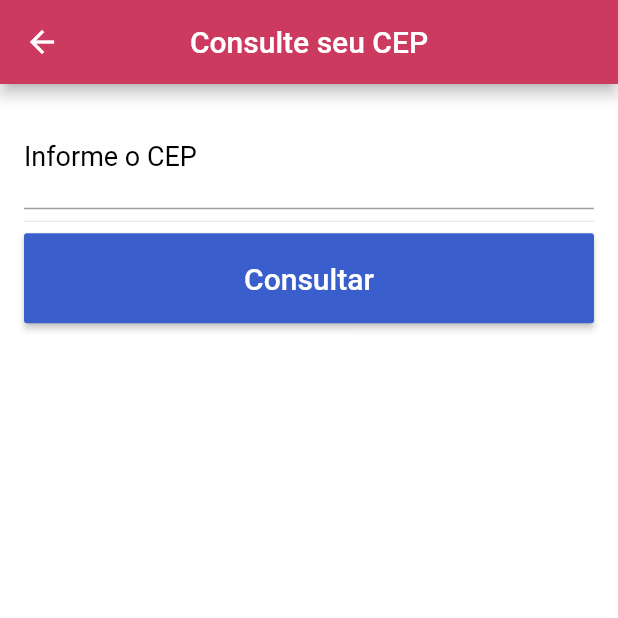
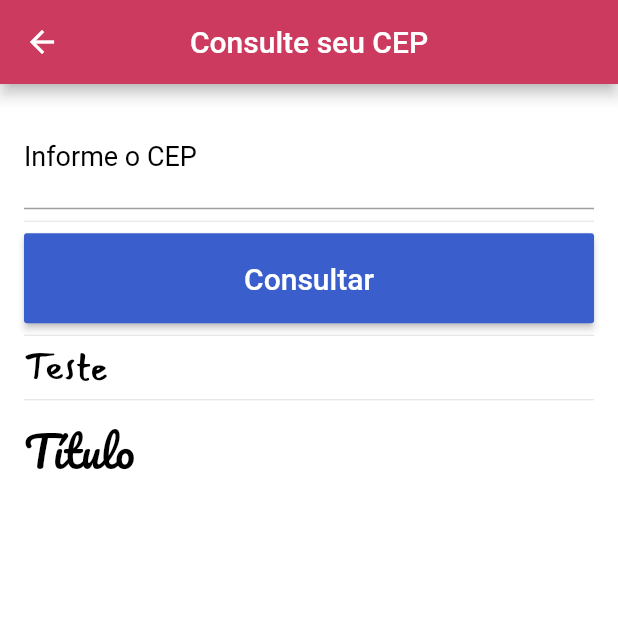
Before and after one commit to maykwillians/buscar-cep-api-viacep, a Flutter app: the screen it shows after launch, after a tap on "Iniciar", on a phone screen of 412 x 824 dp, the top half of it. Run offline on Flutter 3.47's test engine with Material 2 defaults, Android fonts, the phone set to English and light mode, and no system bars; our stand-ins replace flutter_masked_text.

Commit message:
criando arquivos de recursos e organizando projeto

```diff
--- a/buscar_cep_api_viacep/lib/main.dart
+++ b/buscar_cep_api_viacep/lib/main.dart
@@ -1,5 +1,5 @@
-import 'package:buscar_cep_api_viacep/res/colors/Colors.dart';
-import 'package:buscar_cep_api_viacep/res/strings/Strings.dart';
+import 'package:buscar_cep_api_viacep/res/colors/MyColors.dart';
+import 'package:buscar_cep_api_viacep/res/strings/MyStrings.dart';
 import 'package:buscar_cep_api_viacep/screens/home_screen.dart';
 import 'package:flutter/material.dart';
 
@@ -10,10 +10,10 @@ class MyApp extends StatelessWidget {
   @override
   Widget build(BuildContext context) {
     return MaterialApp(
-        title: Strings().title_home,
+        title: MyStrings().title_home,
         theme: ThemeData(
             primarySwatch: Colors.blue,
-            primaryColor: HexColor().primary_color
+            primaryColor: MyColors().primary_color
         ),
         debugShowCheckedModeBanner: false,
         home: HomeScreen()
--- a/buscar_cep_api_viacep/lib/res/colors/Colors.dart
+++ b/buscar_cep_api_viacep/lib/res/colors/MyColors.dart
@@ -1,13 +1,13 @@
 import 'dart:ui';
 
-class HexColor {
+class MyColors {
 
   Color branco;
   Color preto;
   Color primary_color;
   Color secundary_color;
 
-  HexColor (){
+  MyColors (){
 
     this.branco = getColorFromHex("#ffffff");
     this.preto = getColorFromHex("#000000");
--- a/buscar_cep_api_viacep/lib/res/strings/Strings.dart
+++ b/buscar_cep_api_viacep/lib/res/strings/MyStrings.dart
@@ -1,4 +1,4 @@
-class Strings {
+class MyStrings {
 
   String app_name = "App Consultar CEP";
   String title_home = "Consultar CEP";
--- /dev/null
+++ b/buscar_cep_api_viacep/lib/res/styles/MyTextStyles.dart
@@ -0,0 +1,20 @@
+import 'package:buscar_cep_api_viacep/res/colors/MyColors.dart';
+import 'package:flutter/cupertino.dart';
+
+class MyTextStyle {
+
+  Text textCommon(String text) {
+    return Text(text,
+        style: TextStyle(
+            color: MyColors().preto,
+            fontSize: 25,
+            fontFamily: 'Mansalva'));
+  }
+  Text textTitleCommon(String text) {
+    return Text(text,
+        style: TextStyle(
+            color: MyColors().preto,
+            fontSize: 29,
+            fontFamily: 'Pacifico'));
+  }
+}
--- a/buscar_cep_api_viacep/lib/screens/consultar_cep_screen.dart
+++ b/buscar_cep_api_viacep/lib/screens/consultar_cep_screen.dart
@@ -1,5 +1,6 @@
-import 'package:buscar_cep_api_viacep/res/colors/Colors.dart';
-import 'package:buscar_cep_api_viacep/res/strings/Strings.dart';
+import 'package:buscar_cep_api_viacep/res/colors/MyColors.dart';
+import 'package:buscar_cep_api_viacep/res/strings/MyStrings.dart';
+import 'package:buscar_cep_api_viacep/res/styles/MyTextStyles.dart';
 import 'package:flutter/material.dart';
 import 'package:flutter_masked_text/flutter_masked_text.dart';
 
@@ -11,16 +12,16 @@ class ConsultarCEP extends StatefulWidget {
 class _ConsultarCEPState extends State<ConsultarCEP> {
 
   GlobalKey<FormState> globalKey = GlobalKey<FormState>();
-
+  static const url = "https://viacep.com.br/ws/01001000/json/";
   var controller = new MaskedTextController(mask: '00000-000');
 
   @override
   Widget build(BuildContext context) {
     return Scaffold(
-        backgroundColor: HexColor().branco,
+        backgroundColor: MyColors().branco,
         appBar: AppBar(
-          backgroundColor: HexColor().secundary_color,
-          title: Text(Strings().title_consultar_cep),
+          backgroundColor: MyColors().secundary_color,
+          title: Text(MyStrings().title_consultar_cep),
           centerTitle: true,
         ),
         body: SingleChildScrollView(
@@ -30,13 +31,13 @@ class _ConsultarCEPState extends State<ConsultarCEP> {
               child: Column(
                 crossAxisAlignment: CrossAxisAlignment.stretch,
                 children: <Widget>[
-                  buildTextFormField(Strings().label_informe_o_cep),
+                  buildTextFormField(MyStrings().label_informe_o_cep),
                   Divider(),
                   Container(
                     height: 60,
                     child: RaisedButton(
-                        child: Text(Strings().bt_consultar, style: TextStyle(color: HexColor().branco, fontSize: 20)),
-                        color: HexColor().primary_color,
+                        child: Text(MyStrings().bt_consultar, style: TextStyle(color: MyColors().branco, fontSize: 20)),
+                        color: MyColors().primary_color,
                         onPressed: () {
                           if(this.globalKey.currentState.validate()) {
 
@@ -44,7 +45,11 @@ class _ConsultarCEPState extends State<ConsultarCEP> {
                           }
                         }
                     ),
-                  )
+                  ),
+                  Divider(),
+                  MyTextStyle().textCommon("Teste"),
+                  Divider(),
+                  MyTextStyle().textTitleCommon("Título"),
                 ],
               ),
             )
@@ -52,22 +57,27 @@ class _ConsultarCEPState extends State<ConsultarCEP> {
     );
   }
 
+  Future<Map> getDados() async {
+
+
+  }
+
   TextFormField buildTextFormField(String label) {
     return TextFormField(
         keyboardType: TextInputType.number,
         decoration: InputDecoration(
           labelText: label,
-          labelStyle: TextStyle(color: HexColor().preto, fontSize: 18),
+          labelStyle: TextStyle(color: MyColors().preto, fontSize: 18),
         ),
-        style: TextStyle(color: HexColor().secundary_color, fontSize: 22),
+        style: TextStyle(color: MyColors().secundary_color, fontSize: 22),
         controller: this.controller,
         // ignore: missing_return
         validator: (value) {
           String cep = value.replaceAll("-", "").replaceAll(" ", "").toString();
           if(cep.isEmpty){
-            return Strings().error_informe_o_cep;
+            return MyStrings().error_informe_o_cep;
           } else if(cep.length < 8) {
-            return Strings().error_cep_invalido;
+            return MyStrings().error_cep_invalido;
           }
         }
     );
--- a/buscar_cep_api_viacep/lib/screens/home_screen.dart
+++ b/buscar_cep_api_viacep/lib/screens/home_screen.dart
@@ -1,5 +1,5 @@
-import 'package:buscar_cep_api_viacep/res/colors/Colors.dart';
-import 'package:buscar_cep_api_viacep/res/strings/Strings.dart';
+import 'package:buscar_cep_api_viacep/res/colors/MyColors.dart';
+import 'package:buscar_cep_api_viacep/res/strings/MyStrings.dart';
 import 'package:buscar_cep_api_viacep/screens/consultar_cep_screen.dart';
 import 'package:flutter/material.dart';
 
@@ -8,10 +8,10 @@ class HomeScreen extends StatelessWidget {
   @override
   Widget build(BuildContext context) {
     return Scaffold(
-        backgroundColor: HexColor().branco,
+        backgroundColor: MyColors().branco,
         appBar: AppBar(
-          backgroundColor: HexColor().secundary_color,
-          title: Text(Strings().app_name),
+          backgroundColor: MyColors().secundary_color,
+          title: Text(MyStrings().app_name),
           centerTitle: true,
         ),
         body: Padding(
@@ -22,8 +22,8 @@ class HomeScreen extends StatelessWidget {
                 Container(
                     height: 60,
                     child: RaisedButton(
-                      child: Text(Strings().bt_iniciar, style: TextStyle(color: HexColor().branco, fontSize: 20)),
-                      color: HexColor().primary_color,
+                      child: Text(MyStrings().bt_iniciar, style: TextStyle(color: MyColors().branco, fontSize: 20)),
+                      color: MyColors().primary_color,
                       onPressed: (){
                         Navigator.push(context, MaterialPageRoute(builder: (context) => ConsultarCEP()));
                       },
```
Also changed, not shown: buscar_cep_api_viacep/pubspec.yaml (+7 -0 lines), buscar_cep_api_viacep/lib/res/fonts/Mansalva-Regular.ttf (added), buscar_cep_api_viacep/lib/res/fonts/Pacifico-Regular.ttf (added), buscar_cep_api_viacep/lib/res/styles/MyTextFormFieldStyle.dart (added).
